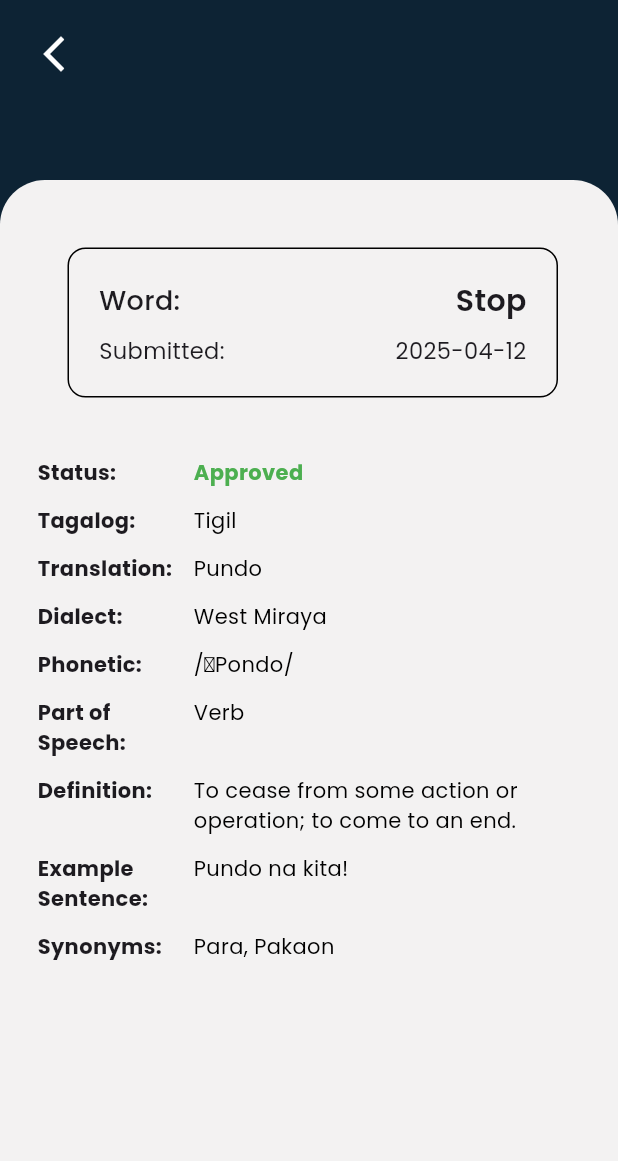
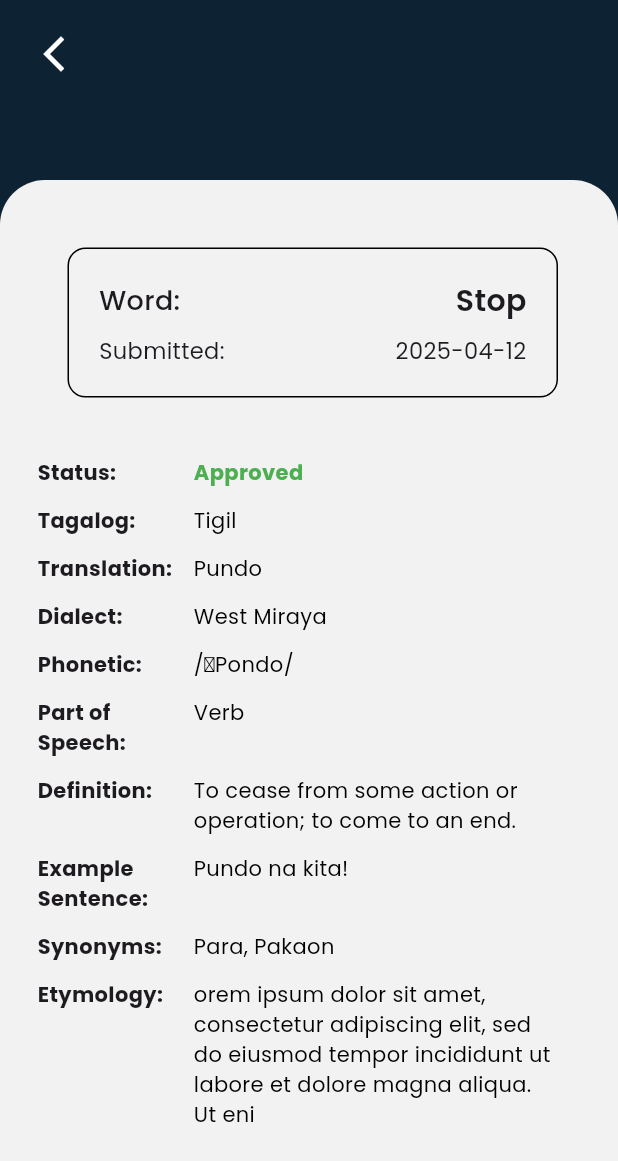
Before and after one commit to vilvince/Tarami, a Flutter app: the SubmissionScreen screen opened by its route, after a tap on an icon or button, on a phone screen of 412 x 824 dp. Shown: the top 1161 px of the screen. Run offline on Flutter 3.47's test engine with Material 3 defaults, Android fonts, the phone set to English and light mode, and no system bars; our stand-ins replace google_fonts.

Commit message:
mobile frontend merge comple

```diff
--- a/lib/data/models/submission_model.dart
+++ b/lib/data/models/submission_model.dart
@@ -12,6 +12,7 @@ class Submission {
   final String definition;
   final String exampleSentence;
   final String synonyms;
+  final String etymology;
 
 
   Submission({
@@ -27,5 +28,6 @@ class Submission {
     required this.definition,
     required this.exampleSentence,
     required this.synonyms,
+    required this.etymology,
   });
 }
--- a/lib/features/user/view/submission_detail_screen.dart
+++ b/lib/features/user/view/submission_detail_screen.dart
@@ -114,7 +114,8 @@ class SubmissionDetailScreen extends StatelessWidget {
                         buildDetailRow('Part of Speech:', submission['partOfSpeech']),
                         buildDetailRow('Definition:', submission['definition']),
                         buildDetailRow('Example Sentence:', submission['exampleSentence']),
-                        buildDetailRow('Synonyms:', submission['synonyms'] ?? 'Lamón, Konsumo, Pagkaon'),
+                        buildDetailRow('Synonyms:', submission['synonyms']),
+                        buildDetailRow('Etymology:', submission['etymology']),
 
                       ],
                     ),
--- a/lib/features/user/view/submission_screen.dart
+++ b/lib/features/user/view/submission_screen.dart
@@ -172,6 +172,7 @@ class _SubmissionScreenState extends State<SubmissionScreen> with SingleTickerPr
                     'partOfSpeech': item.partOfSpeech,
                     'exampleSentence': item.exampleSentence,
                     'synonyms': item.synonyms,
+                    'etymology': item.etymology,
                     // Add any other fields your SubmissionDetailScreen or _onSubmissionTap expects from the map
                     // For example, if you had a 'dialect' field in Submission model:
                     // 'dialect': item.dialect ?? 'N/A',
--- a/lib/features/user/viewmodel/submission_viewmodel.dart
+++ b/lib/features/user/viewmodel/submission_viewmodel.dart
@@ -15,7 +15,9 @@ class SubmissionViewModel extends ChangeNotifier {
         tagalog: 'Kain',
         definition: 'To put (food) into the mouth and chew and swallow dhfgjksa kjsdhgkjsah g asjdghfska dgjahsdg asdggkjhsad gsagjkh fgdkshfgjkhds dfjghd fgljkh sdfgjk sjfdghdsjkfg kljdhfgjsdh.',
         exampleSentence: 'Kaon na kita!',
-        synonyms: 'Lugod, Pakaon'
+        synonyms: 'Lugod, Pakaon',
+        etymology: 'orem ipsum dolor sit amet, consectetur adipiscing elit, sed do eiusmod tempor incididunt ut labore et dolore magna aliqua. Ut eni'
+
     ),
     Submission(
         id: '2',
@@ -29,7 +31,8 @@ class SubmissionViewModel extends ChangeNotifier {
         tagalog: 'Tigil',
         definition: 'To cease from some action or operation; to come to an end.',
         exampleSentence: 'Pundo na kita!',
-        synonyms: 'Para, Pakaon'
+        synonyms: 'Para, Pakaon',
+        etymology: 'orem ipsum dolor sit amet, consectetur adipiscing elit, sed do eiusmod tempor incididunt ut labore et dolore magna aliqua. Ut eni'
     ),
     Submission(
         id: '3',
@@ -43,7 +46,9 @@ class SubmissionViewModel extends ChangeNotifier {
         tagalog: 'Bahay',
         definition: 'A building for human habitation, especially one that consists of a ground floor.',
         exampleSentence: 'Asin harong mo',
-        synonyms: 'Balay, Tahanan'
+        synonyms: 'Balay, Tahanan',
+        etymology: 'orem ipsum dolor sit amet, consectetur adipiscing elit, sed do eiusmod tempor incididunt ut labore et dolore magna aliqua. Ut eni'
+
     ),
     Submission(
         id: '4',
@@ -55,9 +60,11 @@ class SubmissionViewModel extends ChangeNotifier {
         phonetics: '/tubig/',
         partOfSpeech: 'Noun',
         tagalog: 'Tubig',
-        definition: 'A colorless, transparent, odorless liquid that forms the seas, lakes, rivers.',
+        definition: 'A colorless, transparent, odorless liquid that forms the seas, lakes, riversss.',
         exampleSentence: 'Mag inom ka tubig',
-        synonyms: 'Lugod, Pakaon'
+        synonyms: 'Lugod, Pakaon',
+        etymology: 'orem ipsum dolor sit amet, consectetur adipiscing elit, sed do eiusmod tempor incididunt ut labore et dolore magna aliqua. Ut eni'
+
     ),
     Submission(
         id: '5',
@@ -71,7 +78,9 @@ class SubmissionViewModel extends ChangeNotifier {
         tagalog: 'Pagmamahal',
         definition: 'An intense feeling of deep affection.',
         exampleSentence: 'Gugma ko saimo.',
-        synonyms: 'Lugod, Pakaon'
+        synonyms: 'Lugod, Pakaon',
+        etymology: 'orem ipsum dolor sit amet, consectetur adipiscing elit, sed do eiusmod tempor incididunt ut labore et dolore magna aliqua. Ut eni'
+
     ),
   ];
 
```
